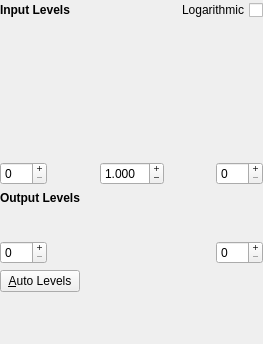
Old version of the form plugins/filters/levelfilter/wdg_level.ui in the repository KDE/krita.
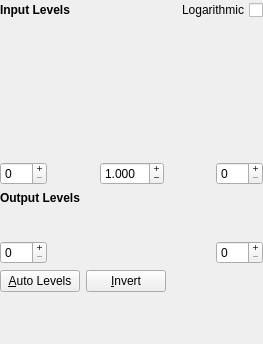
New version of the form. Custom widgets are drawn as their Qt base class.

Commit message:
Add an invert button to the level filter widget
BUG:375842
CCMAIL:vincentl13x@gmail.com

Patch by Wu Weilin -- thanks!

```diff
--- a/plugins/filters/levelfilter/wdg_level.ui
+++ b/plugins/filters/levelfilter/wdg_level.ui
@@ -288,6 +288,13 @@
        </property>
       </widget>
      </item>
+     <item>
+      <widget class="QPushButton" name="butinvert">
+       <property name="text">
+        <string>&amp;Invert</string>
+       </property>
+      </widget>
+     </item>
      <item>
       <spacer name="horizontalSpacer">
        <property name="orientation">
```
The commit also changes 4 other files.
